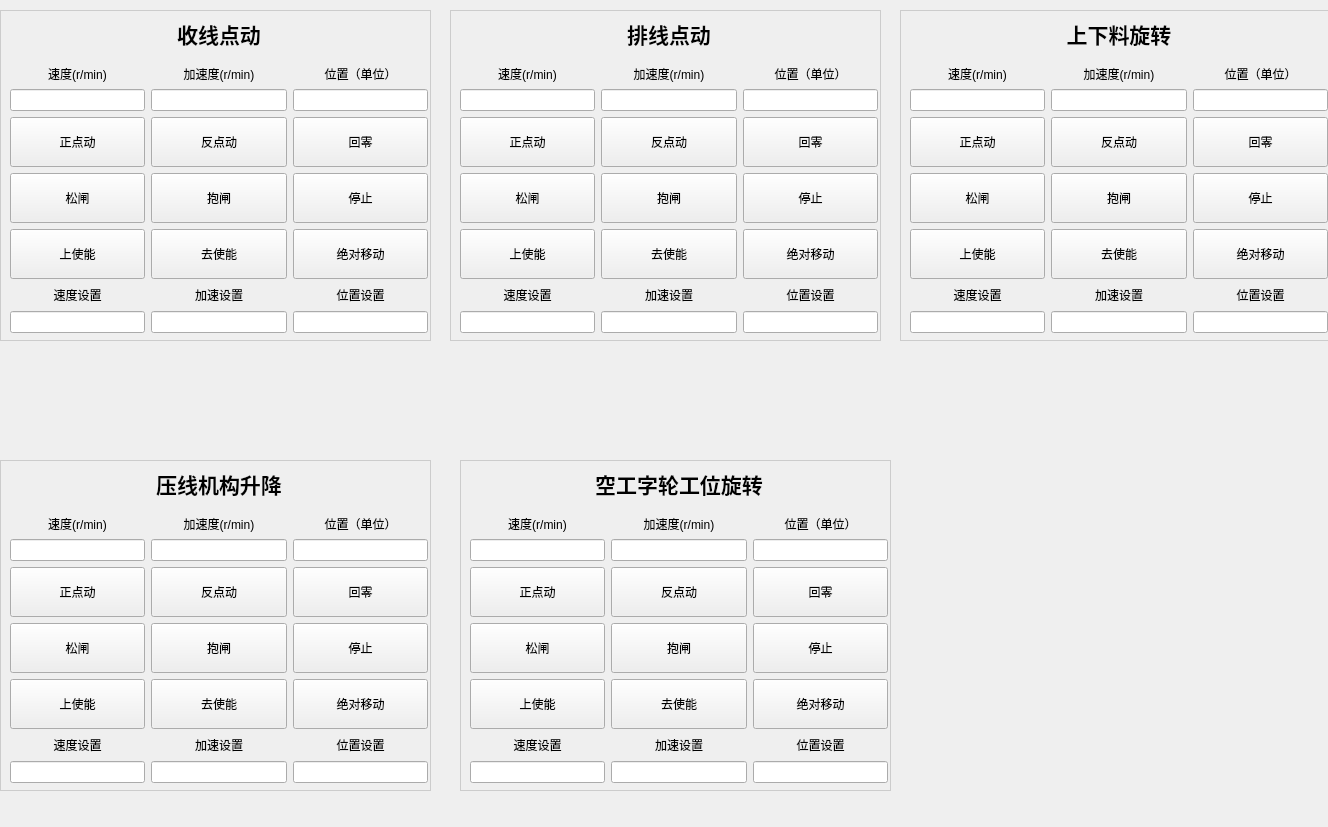
Above: ui/blanking/blanking.ui from 1634609456/qt before the change. Below: the same form after it.
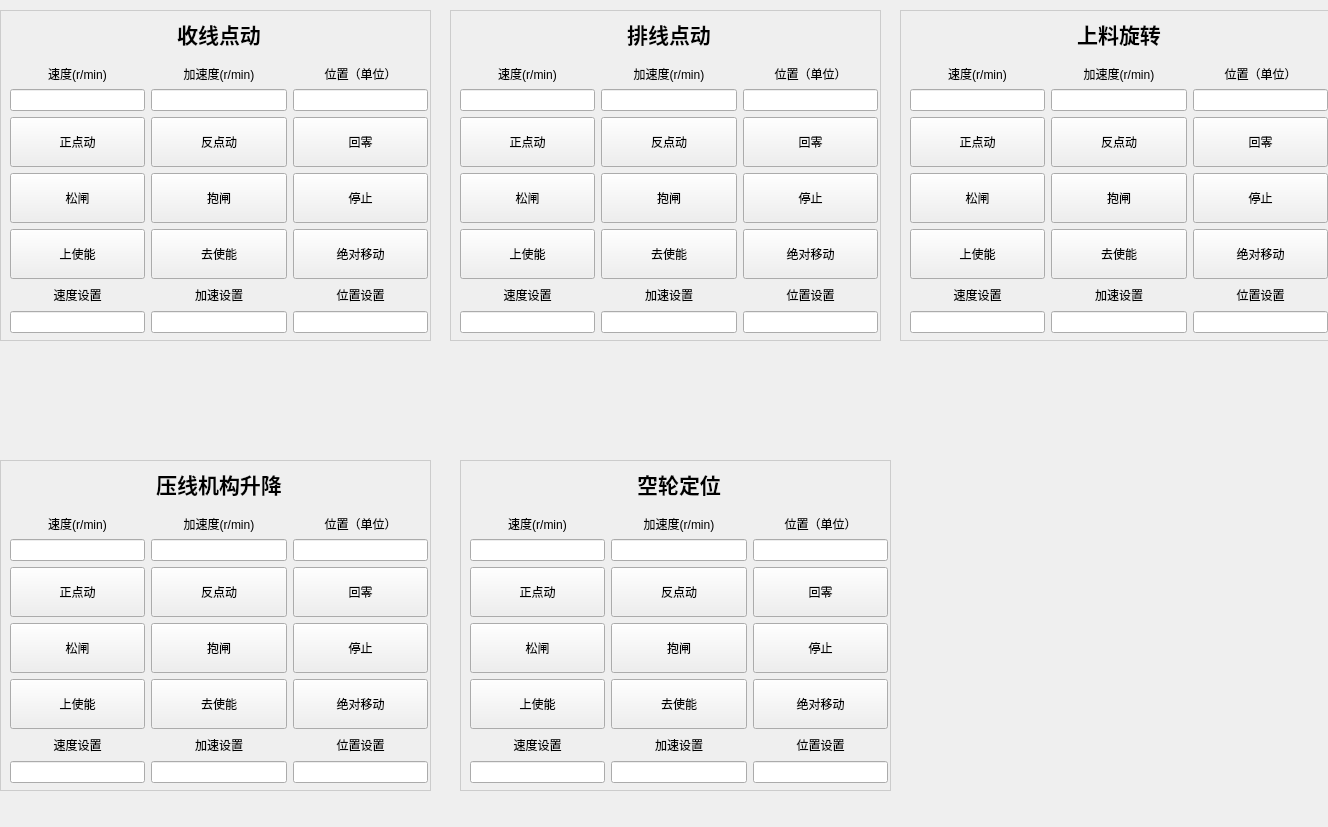
That is the form after the change.

```diff
--- a/ui/blanking/blanking.ui
+++ b/ui/blanking/blanking.ui
@@ -708,7 +708,7 @@
         </font>
        </property>
        <property name="text">
-        <string>上下料旋转</string>
+        <string>上料旋转</string>
        </property>
        <property name="alignment">
         <set>Qt::AlignmentFlag::AlignCenter</set>
@@ -1370,7 +1370,7 @@
         </font>
        </property>
        <property name="text">
-        <string>空工字轮工位旋转</string>
+        <string>空轮定位</string>
        </property>
        <property name="alignment">
         <set>Qt::AlignmentFlag::AlignCenter</set>
```
